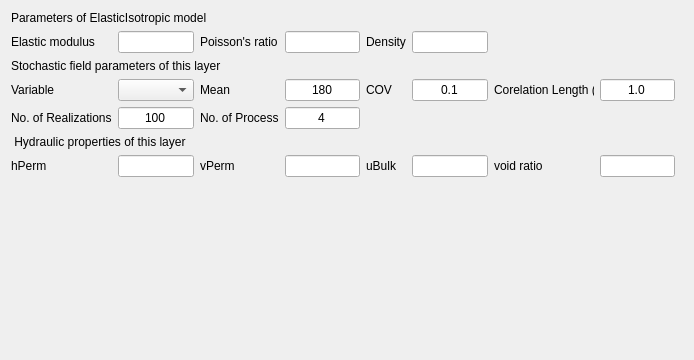
Qt form UI/ElasticIsotropic_random.ui (NHERI-SimCenter/QS3hark) before a commit.
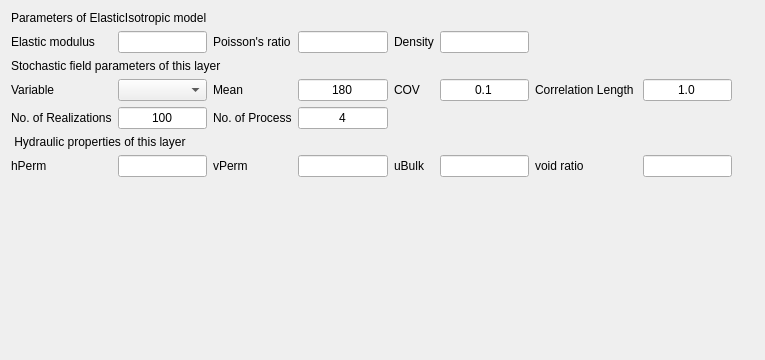
The same form after that commit.

Patch:
```diff
--- a/UI/ElasticIsotropic_random.ui
+++ b/UI/ElasticIsotropic_random.ui
@@ -6,7 +6,7 @@
    <rect>
     <x>0</x>
     <y>0</y>
-    <width>694</width>
+    <width>765</width>
     <height>360</height>
    </rect>
   </property>
@@ -39,7 +39,7 @@
       <string>Corelation length in vertical direction</string>
      </property>
      <property name="text">
-      <string>Corelation Length (m)</string>
+      <string>Correlation Length (m)</string>
      </property>
      <property name="alignment">
       <set>Qt::AlignLeading|Qt::AlignLeft|Qt::AlignVCenter</set>
```
